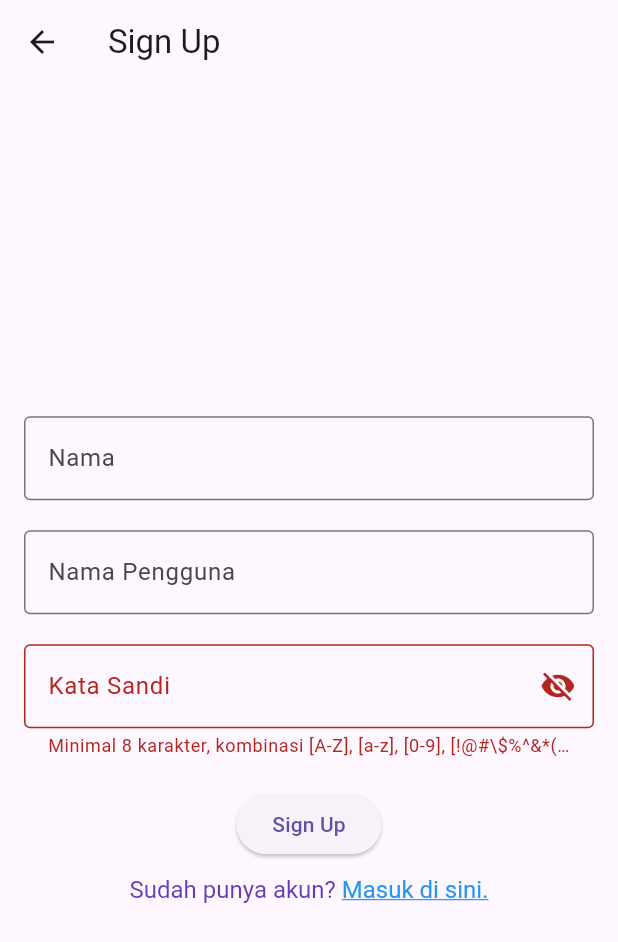
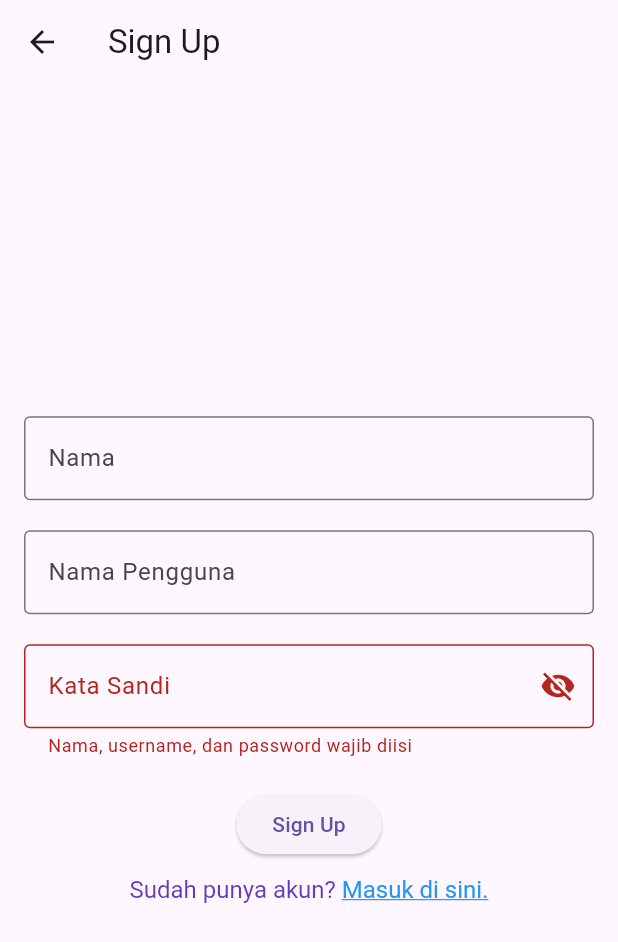
Before and after one commit to Ridzz05/wisata_candi_mrizki_algipari, a Flutter app: the SignUpScreen screen opened by its route, after a tap on "Sign Up", on a phone screen of 412 x 824 dp. Shown: the top 942 px of the screen. Run offline on Flutter 3.47's test engine with Material 3 defaults, Android fonts, the phone set to English and light mode, and no system bars; our stand-ins replace cached_network_image, image_picker, shared_preferences; missing offline and left inert: encrypt; accounts and stored records are empty.

Commit message:
update  fungsi sign in dan signup

```diff
--- a/lib/screens/signup_screen.dart
+++ b/lib/screens/signup_screen.dart
@@ -26,39 +26,52 @@ class _SignUpScreenState extends State<SignUpScreen> {
     final String username = _usernameController.text.trim();
     final String password = _passwordController.text.trim();
 
-    if (password.length < 8 ||
-        !password.contains(RegExp(r'[A-Z]')) ||
-        !password.contains(RegExp(r'[a-z]')) ||
-        !password.contains(RegExp(r'[0-9]')) ||
-        !password.contains(RegExp(r'[!@#$%^&*(),.?":{}|<>]'))) {
+    // Validasi input kosong
+    if (name.isEmpty || username.isEmpty || password.isEmpty) {
       setState(() {
-        _errorText =
-            'Minimal 8 karakter, kombinasi [A-Z], [a-z], [0-9], [!@#\\\$%^&*(),.?":{}|<>]';
+        _errorText = 'Nama, username, dan password wajib diisi';
       });
       return;
     }
 
-    // TODO: 3. Jika name, username, password tidak kosong lakukan enkripsi
-    if (name.isNotEmpty && username.isNotEmpty && password.isNotEmpty) {
-      final encrypt.Key key = encrypt.Key.fromLength(32);
-      final iv = encrypt.IV.fromLength(16);
+    // Validasi kompleksitas password: minimal 8 karakter, kombinasi huruf dan angka (boleh huruf besar/kecil), tanpa syarat simbol
+    if (password.length < 8 ||
+        !password.contains(RegExp(r'[A-Za-z]')) ||
+        !password.contains(RegExp(r'[0-9]'))) {
+      setState(() {
+        _errorText = 'Minimal 8 karakter, gunakan huruf dan angka (bebas besar/kecil)';
+      });
+      return;
+    }
+
+    try {
+      // Gunakan key & iv acak lalu simpan agar bisa dipakai saat sign in
+      final encrypt.Key key = encrypt.Key.fromSecureRandom(32);
+      final iv = encrypt.IV.fromSecureRandom(16);
 
       final encrypter = encrypt.Encrypter(encrypt.AES(key));
       final encryptedName = encrypter.encrypt(name, iv: iv);
       final encryptedUsername = encrypter.encrypt(username, iv: iv);
       final encryptedPassword = encrypter.encrypt(password, iv: iv);
 
-      // Simpan data pengguna di SharedPreferences
-      prefs.setString('fullname', encryptedName.base64);
-      prefs.setString('username', encryptedUsername.base64);
-      prefs.setString('password', encryptedPassword.base64);
-      prefs.setString('key', key.base64);
-      prefs.setString('iv', iv.base64);
-    }
+      await prefs.setString('fullname', encryptedName.base64);
+      await prefs.setString('username', encryptedUsername.base64);
+      await prefs.setString('password', encryptedPassword.base64);
+      await prefs.setString('key', key.base64);
+      await prefs.setString('iv', iv.base64);
+      await prefs.setBool('isSignedIn', false);
 
-    // Buat navigasi ke SignInScreen
-    if (mounted) {
-      Navigator.pushReplacementNamed(context, '/signin');
+      setState(() {
+        _errorText = '';
+      });
+
+      if (mounted) {
+        Navigator.pushReplacementNamed(context, '/signin');
+      }
+    } catch (e) {
+      setState(() {
+        _errorText = 'Gagal menyimpan akun: $e';
+      });
     }
   }
 
```
Also changed, not shown: lib/screens/profile_screen.dart (+36 -5 lines), lib/screens/signin_screen.dart (+43 -20 lines).
